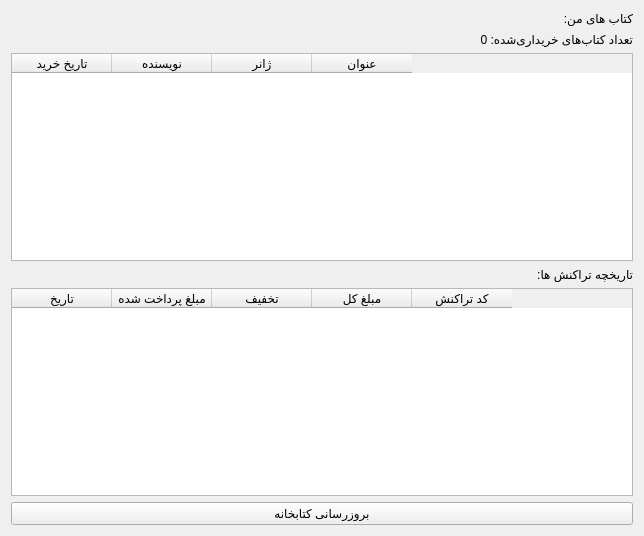
Above: bookClub/src/ui/librarypage.ui from sarinab-eng/bookCLUB before the change. Below: the same form after it.
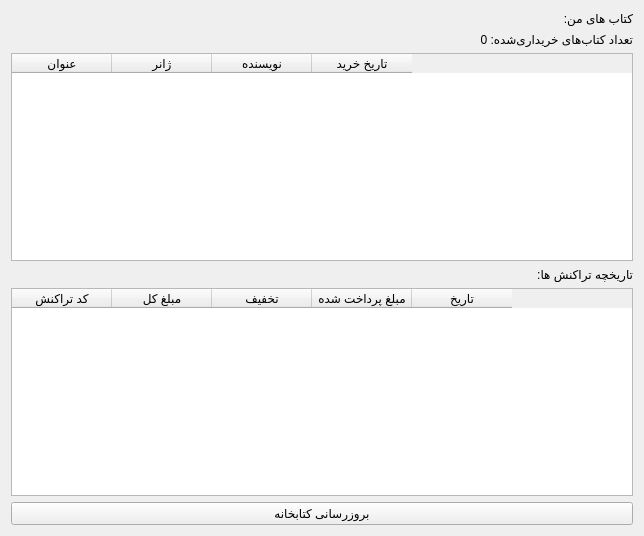
That is the form after the change.

What changed in the file:
```diff
--- a/bookClub/src/ui/librarypage.ui
+++ b/bookClub/src/ui/librarypage.ui
@@ -30,26 +30,26 @@
    </item>
    <item>
     <widget class="QTableWidget" name="libraryTable">
-     <column>
-      <property name="text">
-       <string>تاریخ خرید</string>
-      </property>
-     </column>
-     <column>
-      <property name="text">
-       <string>نویسنده</string>
-      </property>
-     </column>
-     <column>
-      <property name="text">
-       <string>ژانر</string>
-      </property>
-     </column>
      <column>
       <property name="text">
        <string>عنوان</string>
       </property>
      </column>
+     <column>
+      <property name="text">
+       <string>ژانر</string>
+      </property>
+     </column>
+     <column>
+      <property name="text">
+       <string>نویسنده</string>
+      </property>
+     </column>
+     <column>
+      <property name="text">
+       <string>تاریخ خرید</string>
+      </property>
+     </column>
     </widget>
    </item>
    <item>
@@ -61,31 +61,31 @@
    </item>
    <item>
     <widget class="QTableWidget" name="historyTable">
-     <column>
-      <property name="text">
-       <string>تاریخ</string>
-      </property>
-     </column>
-     <column>
-      <property name="text">
-       <string>مبلغ پرداخت شده</string>
-      </property>
-     </column>
-     <column>
-      <property name="text">
-       <string>تخفیف</string>
-      </property>
-     </column>
-     <column>
-      <property name="text">
-       <string>مبلغ کل</string>
-      </property>
-     </column>
      <column>
       <property name="text">
        <string>کد تراکنش</string>
       </property>
      </column>
+     <column>
+      <property name="text">
+       <string>مبلغ کل</string>
+      </property>
+     </column>
+     <column>
+      <property name="text">
+       <string>تخفیف</string>
+      </property>
+     </column>
+     <column>
+      <property name="text">
+       <string>مبلغ پرداخت شده</string>
+      </property>
+     </column>
+     <column>
+      <property name="text">
+       <string>تاریخ</string>
+      </property>
+     </column>
     </widget>
    </item>
    <item>
```
